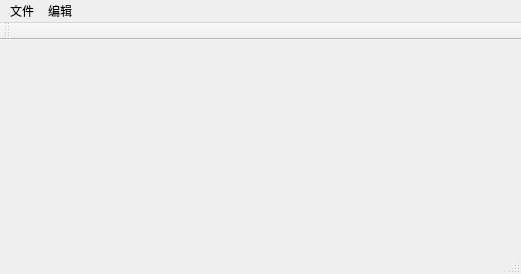
Above: test_04/mainwindow.ui from waitwalker/cpp_projects before the change. Below: the same form after it.
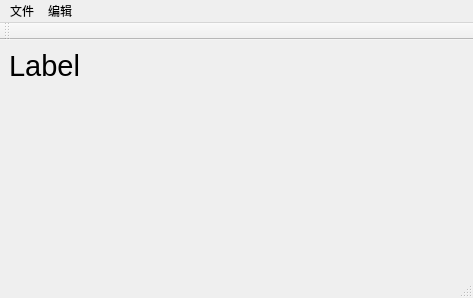
That is the form after the change.

Patch:
```diff
--- a/test_04/mainwindow.ui
+++ b/test_04/mainwindow.ui
@@ -6,20 +6,35 @@
    <rect>
     <x>0</x>
     <y>0</y>
-    <width>521</width>
-    <height>274</height>
+    <width>473</width>
+    <height>298</height>
    </rect>
   </property>
   <property name="windowTitle">
    <string>MainWindow</string>
   </property>
-  <widget class="QWidget" name="centralwidget"/>
+  <widget class="QWidget" name="centralwidget">
+   <layout class="QFormLayout" name="formLayout">
+    <item row="0" column="0">
+     <widget class="QLabel" name="label">
+      <property name="font">
+       <font>
+        <pointsize>22</pointsize>
+       </font>
+      </property>
+      <property name="text">
+       <string>Label</string>
+      </property>
+     </widget>
+    </item>
+   </layout>
+  </widget>
   <widget class="QMenuBar" name="menubar">
    <property name="geometry">
     <rect>
      <x>0</x>
      <y>0</y>
-     <width>521</width>
+     <width>473</width>
      <height>21</height>
     </rect>
    </property>
```
Left out of the diff: 51 changed lines with no effect on the pictures.
